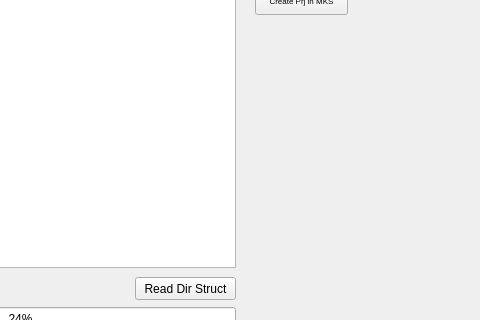
First picture: the form in maindialog.ui, repository dmmacs/Integrity_Folder_Structure, before the edit; both pictures show x 205 to 685 and y 283 to 603 of the 685 by 767 pixel window.
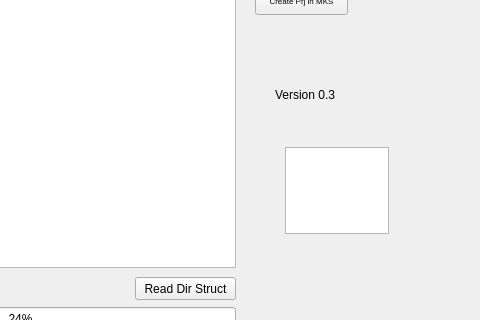
Second picture: the form after the edit. Custom widgets are drawn as their Qt base class.

Commit message: Added Version Number Dialog.

```diff
--- a/maindialog.ui
+++ b/maindialog.ui
@@ -230,6 +230,29 @@
     </rect>
    </property>
   </widget>
+  <widget class="QLabel" name="label_5">
+   <property name="geometry">
+    <rect>
+     <x>480</x>
+     <y>370</y>
+     <width>81</width>
+     <height>16</height>
+    </rect>
+   </property>
+   <property name="text">
+    <string>Version 0.3</string>
+   </property>
+  </widget>
+  <widget class="QPlainTextEdit" name="plainTextEdit">
+   <property name="geometry">
+    <rect>
+     <x>490</x>
+     <y>430</y>
+     <width>104</width>
+     <height>87</height>
+    </rect>
+   </property>
+  </widget>
  </widget>
  <layoutdefault spacing="6" margin="11"/>
  <customwidgets>
```
The commit also changes 1 other file.
